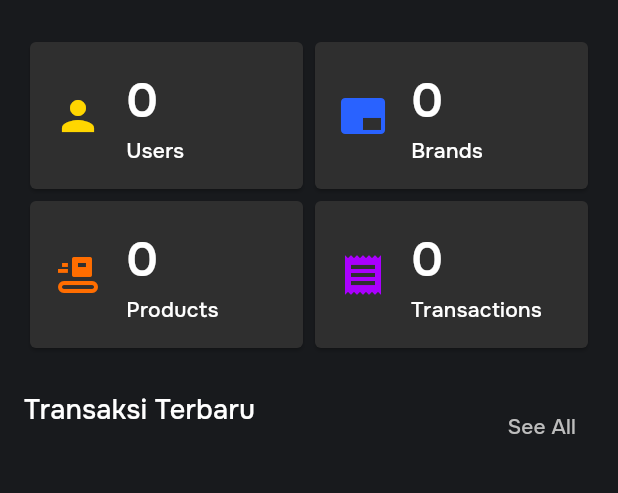
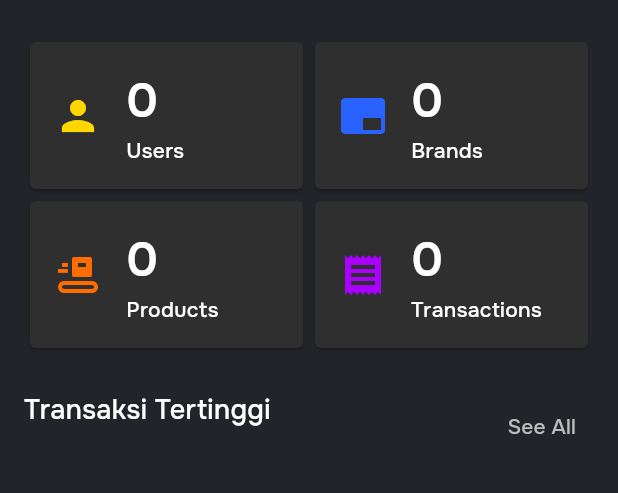
Before and after one commit to andreedyson/gameheaven-flutter, a Flutter app: the HomePage screen opened directly, on a phone screen of 412 x 824 dp, the part 141-634 px from its top. Run offline on Flutter 3.47's test engine with Material 3 defaults, Android fonts, the phone set to English and light mode, and no system bars; drawn by our look-alikes of toastification; our stand-ins replace dio, dropdown_search, image_picker, popover, quickalert, shared_preferences; accounts and stored records are empty; network calls fail.

Commit message:
refactor(admin, user): fix typing

```diff
--- a/lib/admin/home_admin.dart
+++ b/lib/admin/home_admin.dart
@@ -146,7 +146,7 @@ class _HomeAdminPageState extends State<HomeAdminPage> {
               })
             ],
           ),
-          backgroundColor: Colors.cyan,
+          backgroundColor: const Color(0xFF333333),
           automaticallyImplyLeading: false,
         ),
         bottomNavigationBar: BottomNavigationBar(
@@ -323,7 +323,7 @@ class _HomePageState extends State<HomePage> {
   @override
   Widget build(BuildContext context) {
     return Scaffold(
-      backgroundColor: const Color(0xFF181a1d),
+      backgroundColor: const Color(0xFF232429),
       body: SingleChildScrollView(
         child: Container(
           padding: const EdgeInsets.symmetric(horizontal: 16, vertical: 20),
@@ -560,7 +560,7 @@ class _HomePageState extends State<HomePage> {
                         mainAxisAlignment: MainAxisAlignment.spaceBetween,
                         children: [
                           const Text(
-                            "Transaksi Terbaru",
+                            "Transaksi Tertinggi",
                             style: TextStyle(
                                 color: Colors.white,
                                 fontSize: 18,
```
Also changed, not shown: lib/users/home_users.dart (+2 -8 lines).
